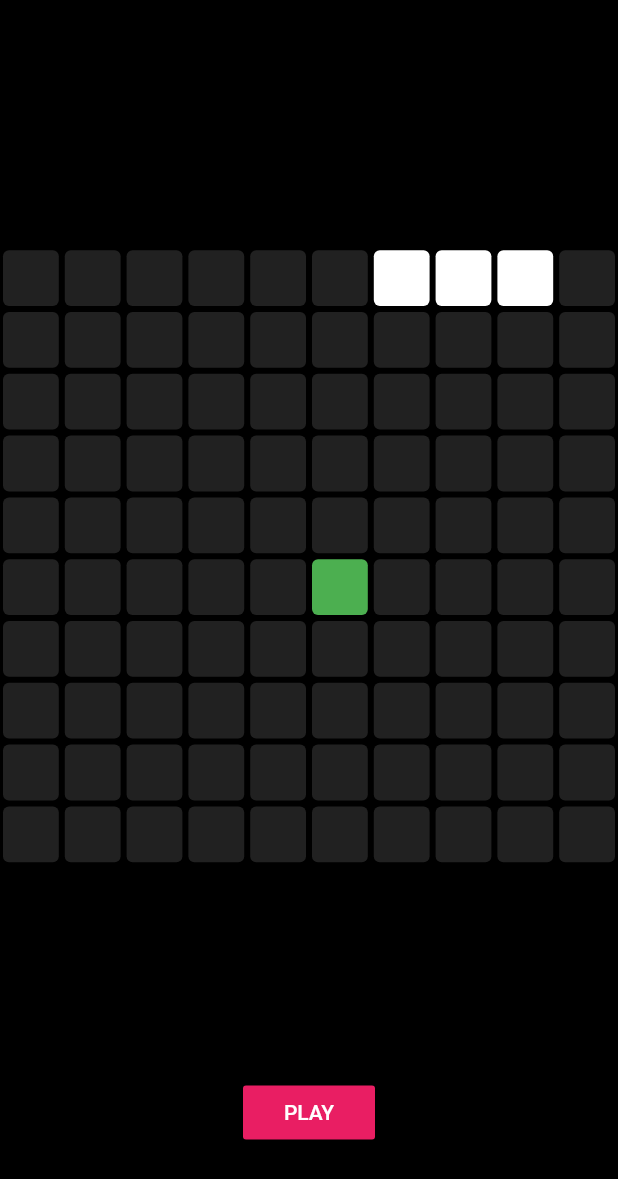
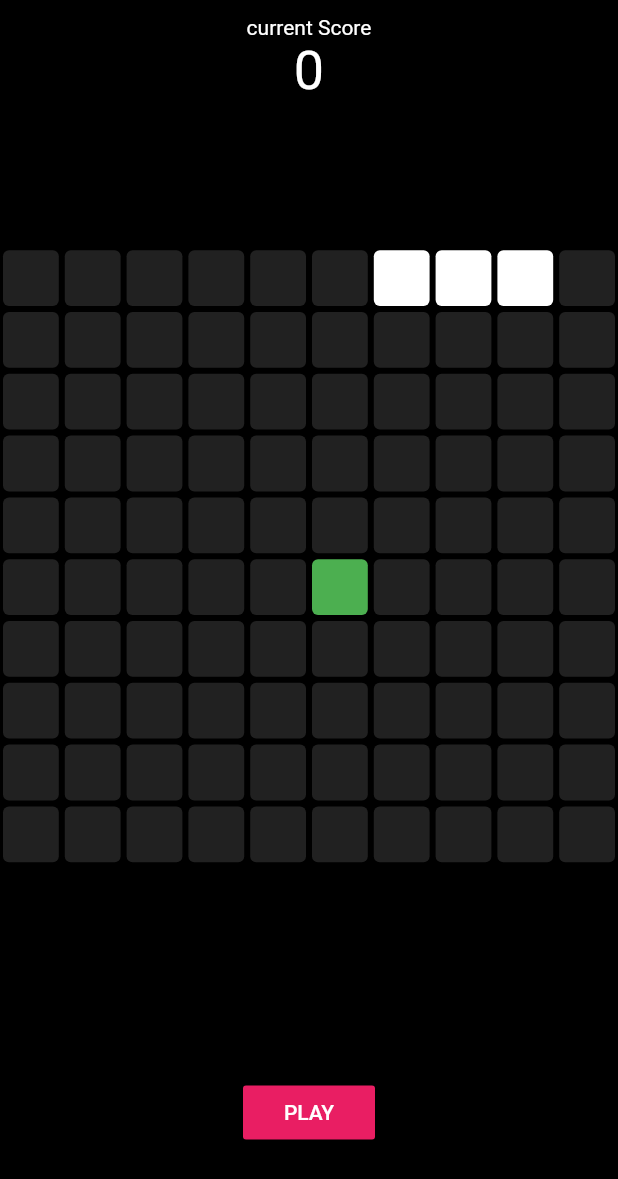
Before and after one commit to flutclass/flu_j1_Repo, a Flutter app: the screen it shows after launch, after a tap on "PLAY", on a phone screen of 412 x 824 dp. Shown: the top 1179 px of the screen. Run offline on Flutter 3.47's test engine with Material 2 defaults, Android fonts, the light colour scheme and no system bars; our stand-ins replace audioplayers.

Commit message:
snake full

```diff
--- a/snake/lib/home_page.dart
+++ b/snake/lib/home_page.dart
@@ -17,6 +17,7 @@ enum snake_Direction { UP, DOWN, LEFT, RIGHT }
 
 class _HomePageState extends State<HomePage> {
   int RowSize = 10;
+  int currentScore = 0;
   int TotalNumberOFSquares = 100;
   List<int> snakePos = [0, 1, 2];
   var currentDirection = snake_Direction.RIGHT;
@@ -26,6 +27,21 @@ class _HomePageState extends State<HomePage> {
       setState(() {
         moveSnake();
 
+        if(gameover()){
+
+
+          print('game over');
+          timer.cancel();
+          // ue peugham ham neshon midim
+          showDialog(context: context, builder: (context){
+            return AlertDialog(
+                  title: Text('Game over'),
+                  content: Text('your current score is ' + currentScore.toString() ) ,
+
+            );
+          });
+        }
+
 
         // snakePos.add(snakePos.last + 1);
         // print(snakePos.first);
@@ -34,9 +50,11 @@ class _HomePageState extends State<HomePage> {
     });
   }
 void  eatFood(){
+    currentScore++;
 while(snakePos.contains(foodPos)){
   foodPos = Random().nextInt(TotalNumberOFSquares);
 }
+
 }
   void moveSnake() {
     switch (currentDirection) {
@@ -55,11 +73,11 @@ while(snakePos.contains(foodPos)){
       case snake_Direction.LEFT:
         {
           if (snakePos.last % RowSize == 0) {
-            snakePos.add(snakePos.last - 1 - RowSize) ;
+            snakePos.add(snakePos.last - 1 + RowSize) ;
 
           }
           else{
-            snakePos.add(snakePos.last -1) ;
+            snakePos.add(snakePos.last - 1) ;
           }
 
         }
@@ -78,7 +96,7 @@ while(snakePos.contains(foodPos)){
         break;
       case snake_Direction.DOWN:
         {
-          if(snakePos.last + RowSize < RowSize) {
+          if(snakePos.last + RowSize > TotalNumberOFSquares) {
             snakePos.add(snakePos.last + RowSize - TotalNumberOFSquares);
 
           }
@@ -96,17 +114,44 @@ while(snakePos.contains(foodPos)){
       snakePos.removeAt(0);
     }
   }
+  bool gameover() {
+    // zamani ke dar postion adad tekrari dashte bashim bakhtim
+    List<int> snakeBody = snakePos.sublist(0,snakePos.length -1 );
+    if(snakeBody.contains(snakePos.last)){
+      return true;
+    }
 
+      return false;
+
+  }
   @override
   Widget build(BuildContext context) {
     return Column(
+
       children: [
 // high score
-        Expanded(
-          child: Container(
-// color: Colors.blue,
+          Expanded(
+            child: SafeArea(
+
+              child: Container(
+                margin: EdgeInsets.only(top: 10),
+                child: Row(
+                  mainAxisAlignment: MainAxisAlignment.spaceEvenly,
+                  children: [
+                    Column(
+                      children: [
+                        Text('current Score'),
+                        Text(currentScore.toString(),style: TextStyle(
+                            fontSize: 36
+                        ),)
+                      ],
+                    ),
+
+                  ],
+                    ),
               ),
-        ),
+            ),
+          ),
 //game grid
         Expanded(
           flex: 3,
@@ -159,4 +204,6 @@ while(snakePos.contains(foodPos)){
       ],
     );
   }
+
+
 }
```
